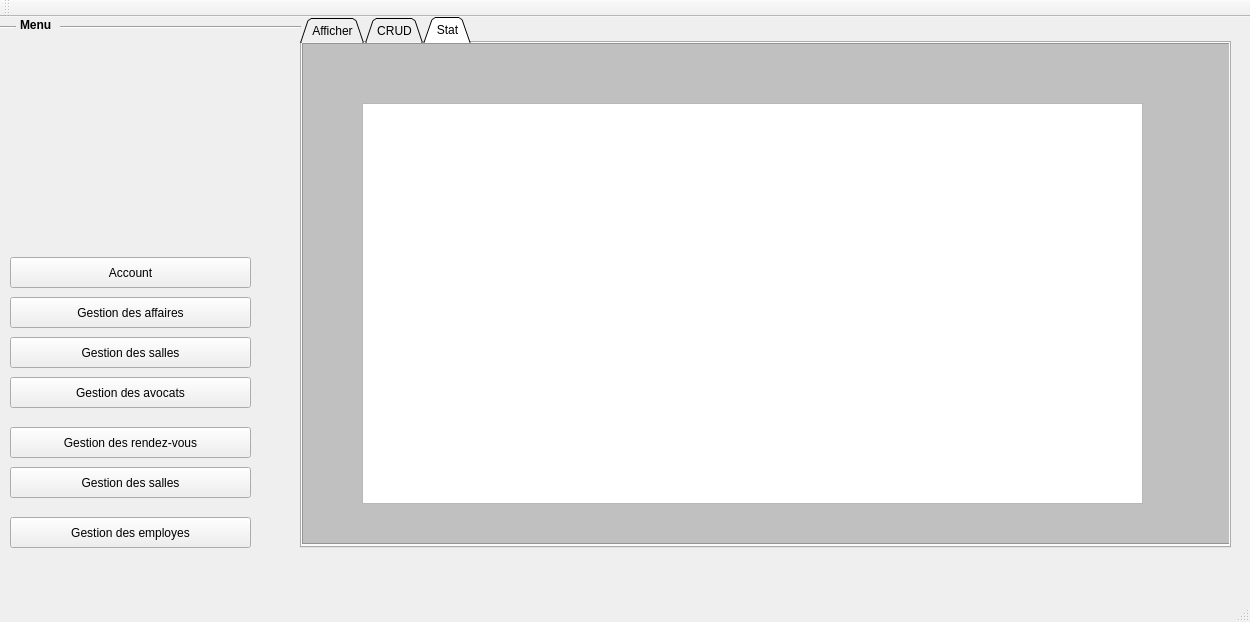
haithem000/Smart_Court_2A39, file mainwindow.ui: the form before one commit.
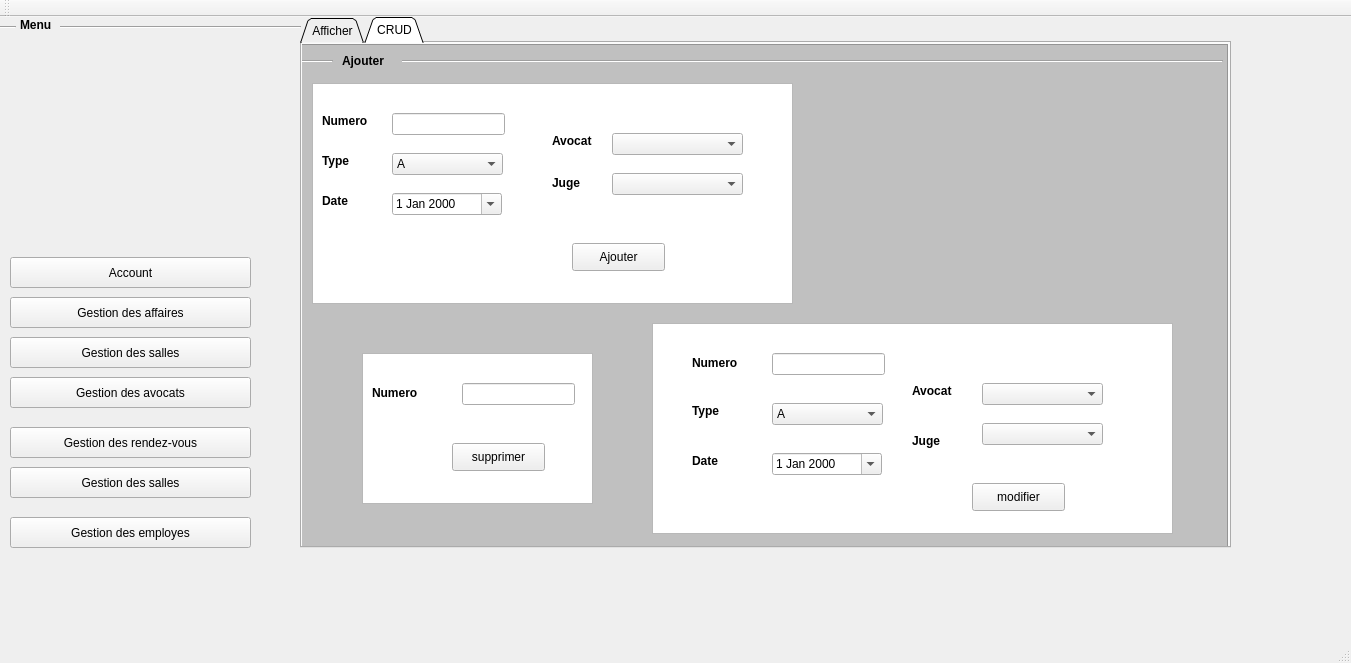
The form after the commit. The open tabs and pages were chosen to show the change. Icons and pictures are not drawn.

What changed in the file:
```diff
--- a/mainwindow.ui
+++ b/mainwindow.ui
@@ -6,8 +6,8 @@
    <rect>
     <x>0</x>
     <y>0</y>
-    <width>1250</width>
-    <height>622</height>
+    <width>1351</width>
+    <height>663</height>
    </rect>
   </property>
   <property name="windowTitle">
@@ -662,39 +662,6 @@
      <zorder>label_23</zorder>
      <zorder>pb_supprimer</zorder>
     </widget>
-    <widget class="QWidget" name="tab_5">
-     <attribute name="title">
-      <string>Stat</string>
-     </attribute>
-     <widget class="QTextBrowser" name="textBrowser_3">
-      <property name="geometry">
-       <rect>
-        <x>0</x>
-        <y>0</y>
-        <width>931</width>
-        <height>501</height>
-       </rect>
-      </property>
-      <property name="styleSheet">
-       <string notr="true">QWidget
-{
-    color: #b1b1b1;
-    background-color: #C0C0C0;
-}
-</string>
-      </property>
-     </widget>
-     <widget class="QTableView" name="tableau">
-      <property name="geometry">
-       <rect>
-        <x>60</x>
-        <y>60</y>
-        <width>781</width>
-        <height>401</height>
-       </rect>
-      </property>
-     </widget>
-    </widget>
    </widget>
    <widget class="QLabel" name="label_6">
     <property name="geometry">
```
Left out of the diff: 4 changed lines with no effect on the pictures.
